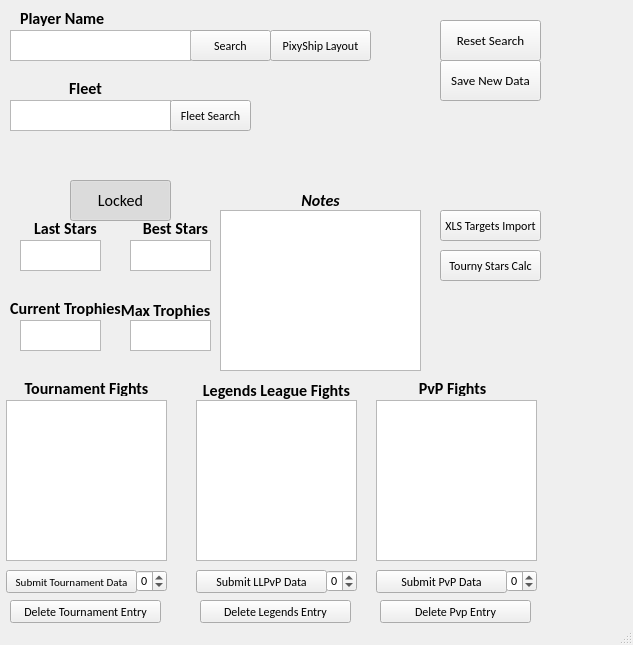
The window that pss-ttt.ui (arraken/pss-ttt) describes before a commit, drawn with Qt 5.
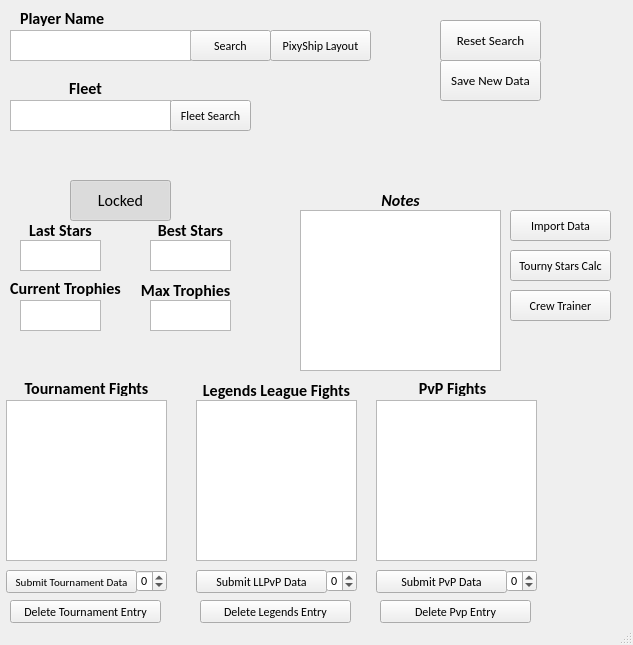
The same window after the commit.

The edit to the form file:
```diff
--- a/pss-ttt.ui
+++ b/pss-ttt.ui
@@ -50,7 +50,7 @@
    <widget class="QTextBrowser" name="bestStars">
     <property name="geometry">
      <rect>
-      <x>130</x>
+      <x>150</x>
       <y>240</y>
       <width>81</width>
       <height>31</height>
@@ -63,8 +63,8 @@
    <widget class="QLabel" name="maxTrophiesLabel">
     <property name="geometry">
      <rect>
-      <x>100</x>
-      <y>300</y>
+      <x>120</x>
+      <y>280</y>
       <width>131</width>
       <height>20</height>
      </rect>
@@ -177,10 +177,10 @@
    <widget class="QLabel" name="starsLastTournamentLabel">
     <property name="geometry">
      <rect>
-      <x>-10</x>
+      <x>20</x>
       <y>220</y>
-      <width>151</width>
-      <height>16</height>
+      <width>81</width>
+      <height>20</height>
      </rect>
     </property>
     <property name="font">
@@ -202,7 +202,7 @@
    <widget class="QTextEdit" name="playerNotes">
     <property name="geometry">
      <rect>
-      <x>220</x>
+      <x>300</x>
       <y>210</y>
       <width>201</width>
       <height>161</height>
@@ -231,8 +231,8 @@
    <widget class="QTextBrowser" name="maxTrophies">
     <property name="geometry">
      <rect>
-      <x>130</x>
-      <y>320</y>
+      <x>150</x>
+      <y>300</y>
       <width>81</width>
       <height>31</height>
      </rect>
@@ -257,10 +257,10 @@
    <widget class="QLabel" name="bestStarsLabel">
     <property name="geometry">
      <rect>
-      <x>100</x>
+      <x>150</x>
       <y>220</y>
-      <width>151</width>
-      <height>16</height>
+      <width>81</width>
+      <height>20</height>
      </rect>
     </property>
     <property name="font">
@@ -312,7 +312,7 @@
     <property name="geometry">
      <rect>
       <x>-10</x>
-      <y>300</y>
+      <y>280</y>
       <width>151</width>
       <height>16</height>
      </rect>
@@ -336,7 +336,7 @@
    <widget class="QLabel" name="playerNotesLabel">
     <property name="geometry">
      <rect>
-      <x>220</x>
+      <x>300</x>
       <y>190</y>
       <width>201</width>
       <height>20</height>
@@ -442,7 +442,7 @@
     <property name="geometry">
      <rect>
       <x>20</x>
-      <y>320</y>
+      <y>300</y>
       <width>81</width>
       <height>31</height>
      </rect>
@@ -619,7 +619,7 @@
    <widget class="QPushButton" name="importButton">
     <property name="geometry">
      <rect>
-      <x>440</x>
+      <x>510</x>
       <y>210</y>
       <width>101</width>
       <height>31</height>
@@ -632,7 +632,7 @@
      <number>10</number>
     </property>
     <property name="text">
-     <string>XLS Targets Import</string>
+     <string>Import Data</string>
     </property>
    </widget>
    <widget class="QPushButton" name="fleetSearchButton">
@@ -690,7 +690,7 @@
    <widget class="QPushButton" name="tournyStarsWindow">
     <property name="geometry">
      <rect>
-      <x>440</x>
+      <x>510</x>
       <y>250</y>
       <width>101</width>
       <height>31</height>
@@ -700,6 +700,19 @@
      <string>Tourny Stars Calc</string>
     </property>
    </widget>
+   <widget class="QPushButton" name="crewTrainerButton">
+    <property name="geometry">
+     <rect>
+      <x>510</x>
+      <y>290</y>
+      <width>101</width>
+      <height>31</height>
+     </rect>
+    </property>
+    <property name="text">
+     <string>Crew Trainer</string>
+    </property>
+   </widget>
   </widget>
   <widget class="QStatusBar" name="statusbar">
    <property name="sizeGripEnabled">
```
Left out of the diff: 4 changed lines with no effect on the pictures.
